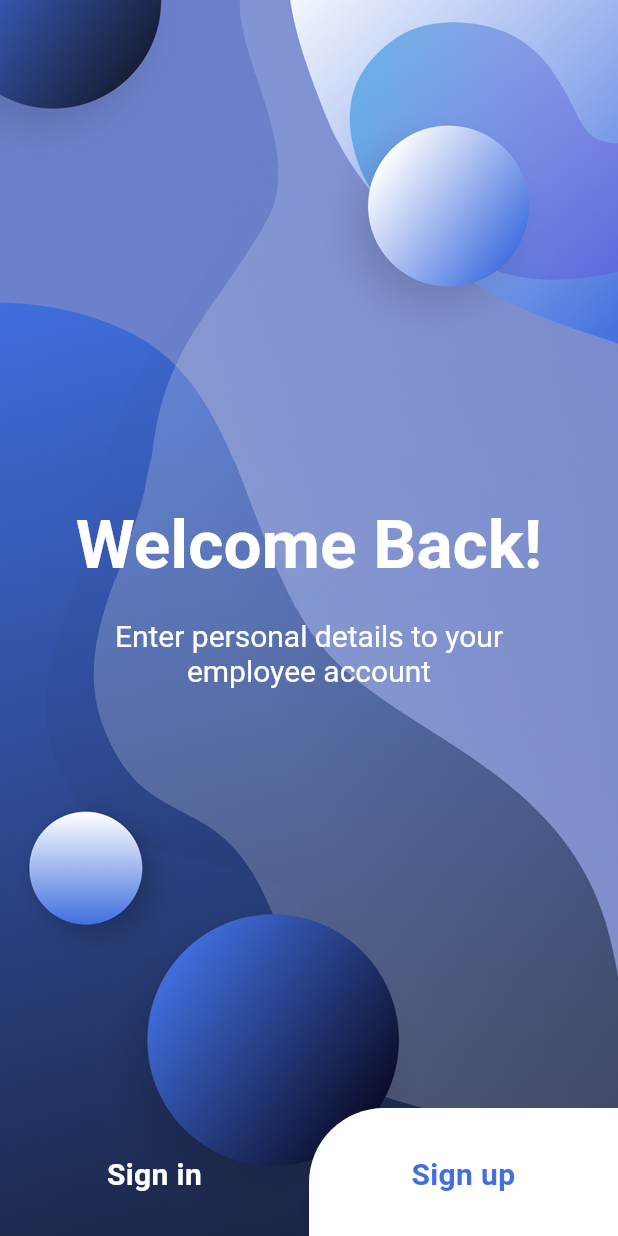
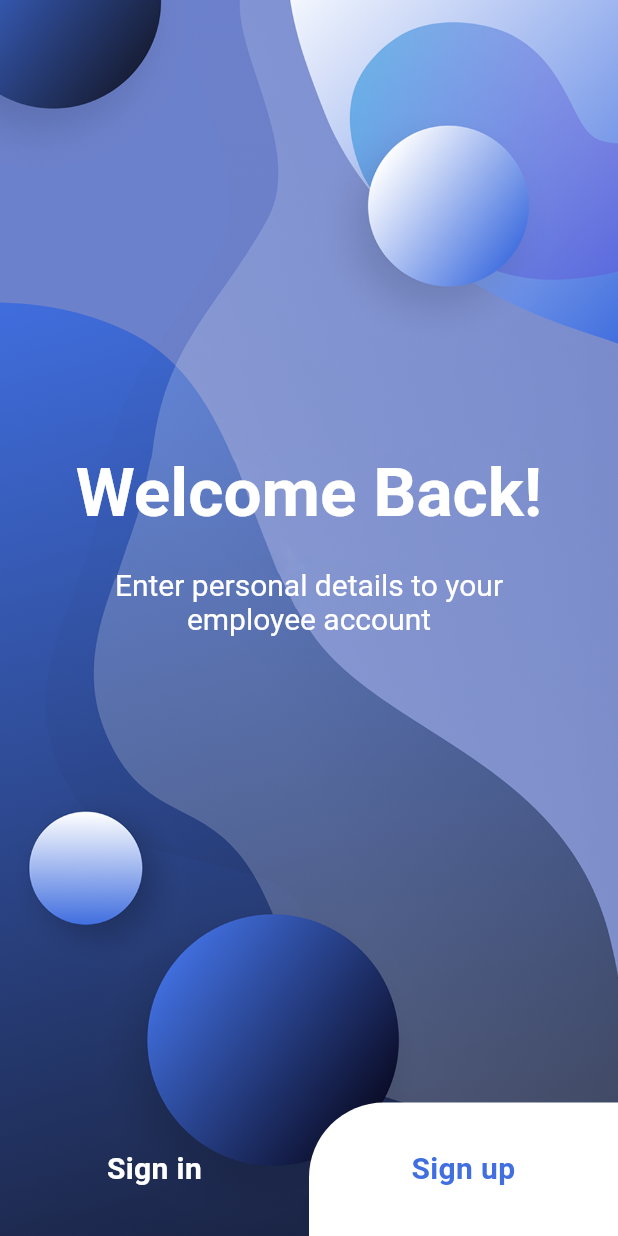
Before and after one commit to MuhammadBilalAkbar/shared_preferences_package_flutter, a Flutter app: the screen it shows after launch, on a phone screen of 412 x 824 dp. Run offline on Flutter 3.47's test engine with Material 3 defaults, Android fonts, the phone set to English and light mode, and no system bars; our stand-ins replace icons_plus.

Commit message:
Initial commit

```diff
--- a/lib/screens/welcome_screen.dart
+++ b/lib/screens/welcome_screen.dart
@@ -1,4 +1,5 @@
 import 'package:flutter/material.dart';
+
 import '../screens/signin_screen.dart';
 import '../screens/signup_screen.dart';
 import '../theme/theme.dart';
@@ -32,19 +33,17 @@ class WelcomeScreen extends StatelessWidget {
                               fontWeight: FontWeight.w600,
                             )),
                         TextSpan(
-                            text:
-                                '\nEnter personal details to your employee account',
-                            style: TextStyle(
-                              fontSize: 20,
-                              // height: 0,
-                            ))
+                          text:
+                              '\nEnter personal details to your employee account',
+                          style: TextStyle(fontSize: 20),
+                        ),
                       ],
                     ),
                   ),
                 ),
               )),
           Flexible(
-            flex: 1,
+            flex: 2,
             child: Align(
               alignment: Alignment.bottomRight,
               child: Row(
--- a/lib/widgets/custom_scaffold.dart
+++ b/lib/widgets/custom_scaffold.dart
@@ -2,10 +2,11 @@ import 'package:flutter/material.dart';
 
 class CustomScaffold extends StatelessWidget {
   const CustomScaffold({super.key, this.child});
+
   final Widget? child;
+
   @override
-  Widget build(BuildContext context) {
-    return Scaffold(
+  Widget build(BuildContext context) => Scaffold(
         appBar: AppBar(
           iconTheme: const IconThemeData(color: Colors.white),
           backgroundColor: Colors.transparent,
@@ -20,11 +21,8 @@ class CustomScaffold extends StatelessWidget {
               width: double.infinity,
               height: double.infinity,
             ),
-          SafeArea(
-            child: child!,
-          ),
+            SafeArea(child: child!),
           ],
         ),
       );
 }
-}
```
Lines whose indentation alone changed are shown as unchanged.
